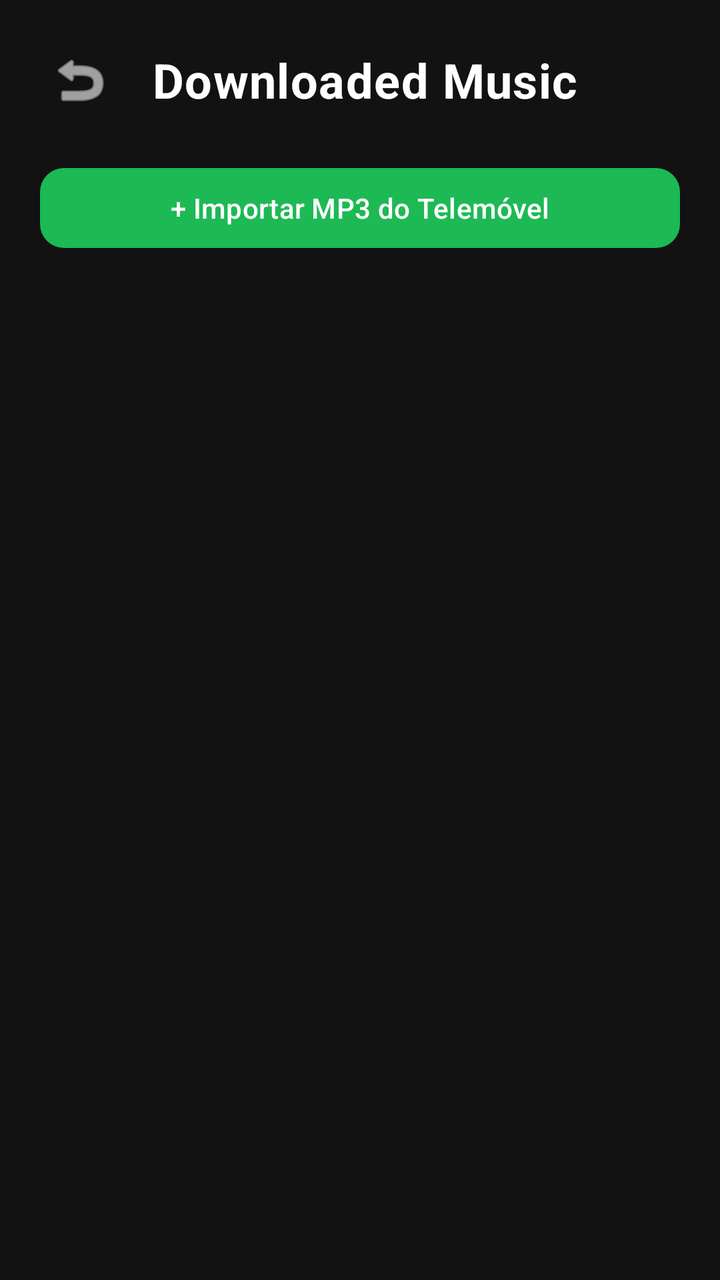
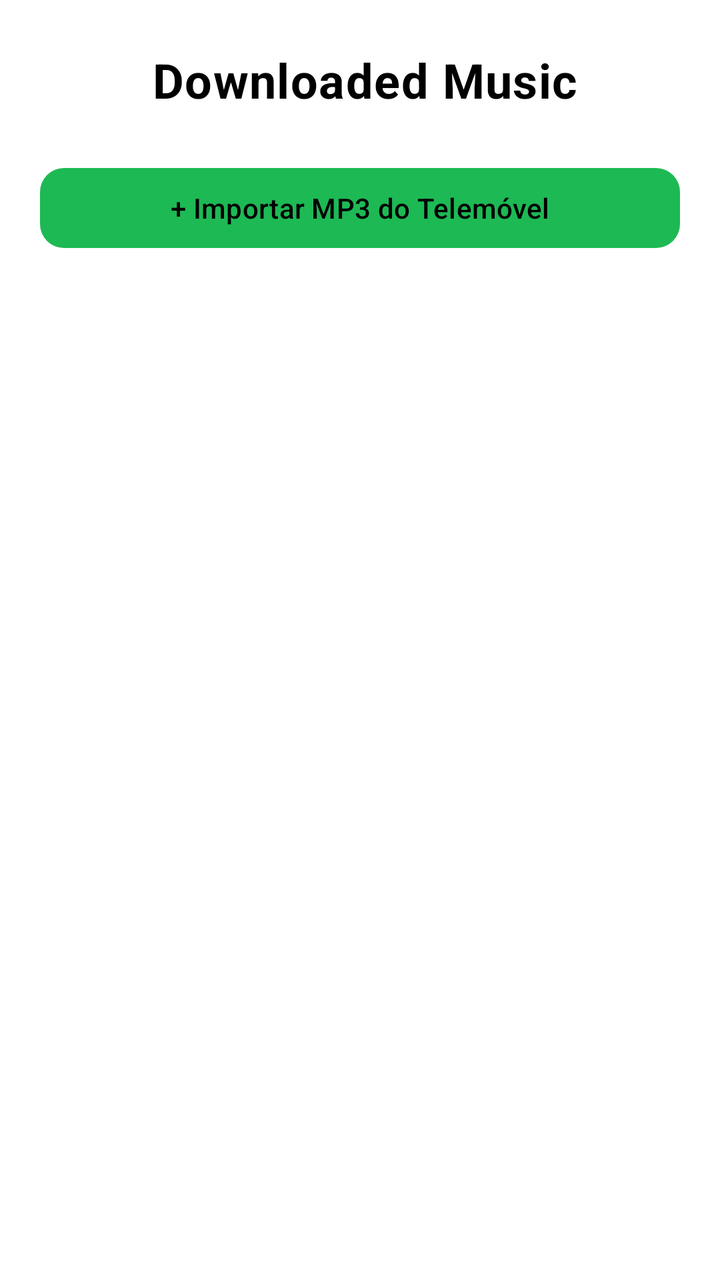

The first picture is an Android layout as it rendered before a commit; the second is the same layout after the commit. The layout source and the unified diff follow.
<!-- AndroidManifest.xml: application theme Theme.DSSMV_ProjectDroid_1230628_1222027 -->
<!-- res/layout/activity_downloaded_songs.xml -->
<?xml version="1.0" encoding="utf-8"?>
<LinearLayout xmlns:android="http://schemas.android.com/apk/res/android"
              xmlns:app="http://schemas.android.com/apk/res-auto"
              android:id="@+id/main_downloaded"
              android:layout_width="match_parent"
              android:layout_height="match_parent"
              android:background="#121212"
              android:orientation="vertical"
              android:padding="20dp">

    <LinearLayout
            android:layout_width="match_parent"
            android:layout_height="wrap_content"
            android:layout_marginBottom="20dp"
            android:gravity="center_vertical"
            android:orientation="horizontal">

        <ImageButton
                android:id="@+id/btnBack"
                android:layout_width="40dp"
                android:layout_height="40dp"
                android:background="?attr/selectableItemBackgroundBorderless"
                android:contentDescription="Voltar"
                android:src="@android:drawable/ic_menu_revert"
                app:tint="#FFFFFF" />

        <TextView
                android:layout_width="match_parent"
                android:layout_height="wrap_content"
                android:layout_marginStart="16dp"
                android:letterSpacing="0.02"
                android:text="Downloaded Music"
                android:textColor="#FFFFFF"
                android:textSize="24sp"
                android:textStyle="bold" />
    </LinearLayout>

    <com.google.android.material.button.MaterialButton
            android:id="@+id/btnAddLocalSong"
            android:layout_width="match_parent"
            android:layout_height="wrap_content"
            android:layout_marginBottom="16dp"
            android:text="+ Importar MP3 do Telemóvel"
            android:textColor="#FFFFFF"
            app:backgroundTint="#1DB954"
            app:cornerRadius="12dp" />

    <androidx.recyclerview.widget.RecyclerView
            android:id="@+id/recyclerDownloadedSongs"
            android:layout_width="match_parent"
            android:layout_height="match_parent"
            android:clipToPadding="false"
            android:paddingBottom="24dp" />

</LinearLayout>
<!-- resources referenced by this layout -->
<resources>
  <style name="Theme.DSSMV_ProjectDroid_1230628_1222027" parent="Base.Theme.DSSMV_ProjectDroid_1230628_1222027" />
  <style name="Base.Theme.DSSMV_ProjectDroid_1230628_1222027" parent="Theme.Material3.DayNight.NoActionBar">
          
          
      </style>
</resources>

<!-- the commit's change to res/layout/activity_downloaded_songs.xml (unified diff, before → after) -->
@@ -4,7 +4,7 @@
               android:id="@+id/main_downloaded"
               android:layout_width="match_parent"
               android:layout_height="match_parent"
-              android:background="#121212"
+              android:background="@color/background_color"
               android:orientation="vertical"
               android:padding="20dp">
 
@@ -30,7 +30,7 @@
                 android:layout_marginStart="16dp"
                 android:letterSpacing="0.02"
                 android:text="Downloaded Music"
-                android:textColor="#FFFFFF"
+                android:textColor="@color/text_color"
                 android:textSize="24sp"
                 android:textStyle="bold" />
     </LinearLayout>
@@ -41,7 +41,7 @@
             android:layout_height="wrap_content"
             android:layout_marginBottom="16dp"
             android:text="+ Importar MP3 do Telemóvel"
-            android:textColor="#FFFFFF"
+            android:textColor="@color/text_color"
             app:backgroundTint="#1DB954"
             app:cornerRadius="12dp" />
 
<!-- resource entries referenced after the edit -->
@@ -1,5 +1,7 @@
 <!-- resources referenced by this layout -->
 <resources>
+  <color name="background_color">#FFFFFF</color>
+  <color name="text_color">#000000</color>
   <style name="Theme.DSSMV_ProjectDroid_1230628_1222027" parent="Base.Theme.DSSMV_ProjectDroid_1230628_1222027" />
   <style name="Base.Theme.DSSMV_ProjectDroid_1230628_1222027" parent="Theme.Material3.DayNight.NoActionBar">
           
